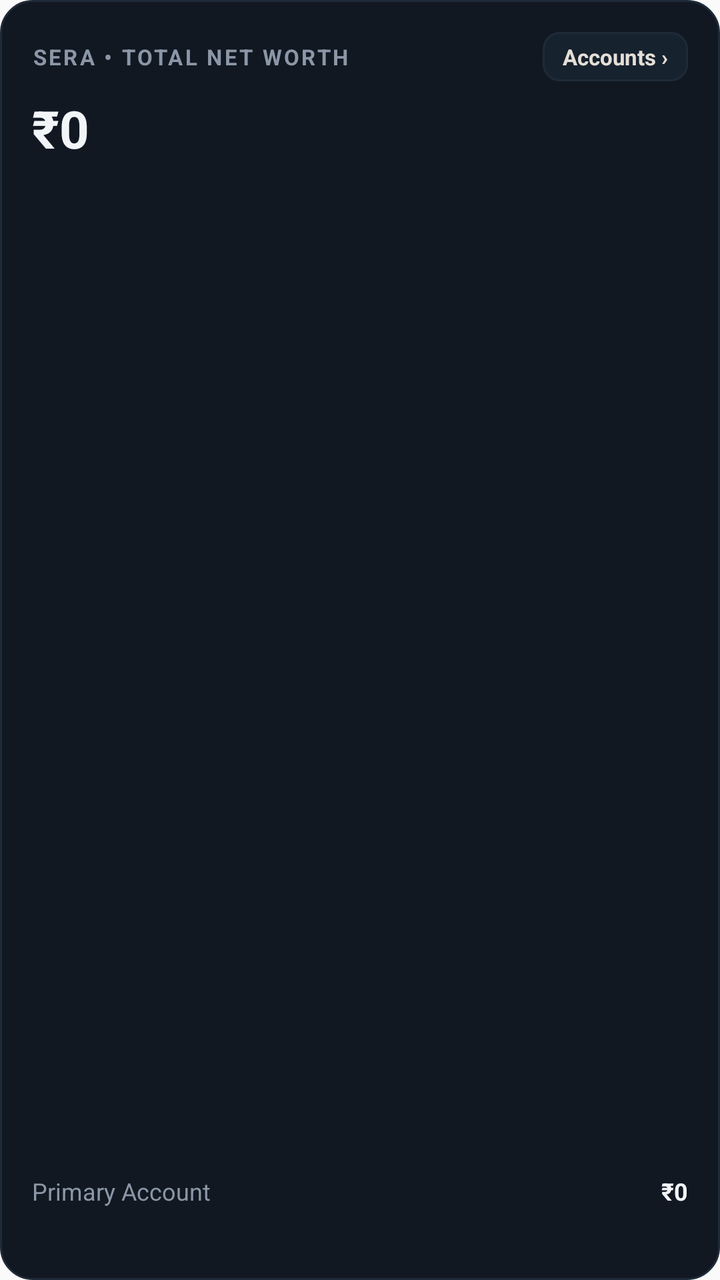
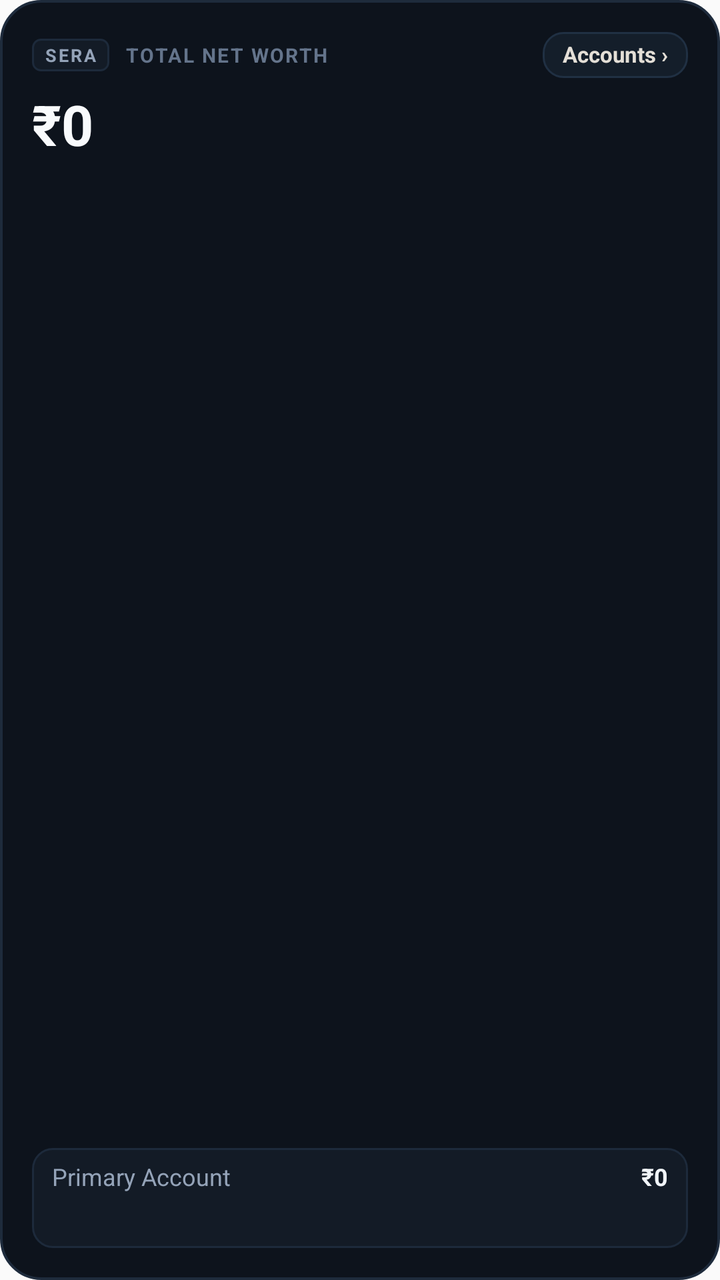

Before-and-after screenshots of an Android layout around one commit, followed by the original layout XML and the change that was made.
<!-- AndroidManifest.xml: application theme AppTheme -->
<!-- res/layout/sera_widget_net_worth.xml -->
<?xml version="1.0" encoding="utf-8"?>
<LinearLayout xmlns:android="http://schemas.android.com/apk/res/android"
    android:id="@+id/widget_net_worth_root"
    android:layout_width="match_parent"
    android:layout_height="match_parent"
    android:background="@drawable/widget_card_bg"
    android:orientation="vertical"
    android:padding="16dp">

    
    <LinearLayout
        android:layout_width="match_parent"
        android:layout_height="wrap_content"
        android:gravity="center_vertical"
        android:orientation="horizontal">

        <TextView
            android:layout_width="0dp"
            android:layout_height="wrap_content"
            android:layout_weight="1"
            android:ellipsize="end"
            android:letterSpacing="0.1"
            android:maxLines="1"
            android:text="SERA • TOTAL NET WORTH"
            android:textColor="#8B97A6"
            android:textSize="11sp"
            android:textStyle="bold" />

        <TextView
            android:id="@+id/btn_net_worth_action"
            android:layout_width="wrap_content"
            android:layout_height="wrap_content"
            android:background="@drawable/widget_button_bg"
            android:maxLines="1"
            android:paddingStart="10dp"
            android:paddingTop="5dp"
            android:paddingEnd="10dp"
            android:paddingBottom="5dp"
            android:text="Accounts ›"
            android:textColor="#E4DFD7"
            android:textSize="11sp"
            android:textStyle="bold" />
    </LinearLayout>

    
    <TextView
        android:id="@+id/widget_net_worth_amount"
        android:layout_width="wrap_content"
        android:layout_height="wrap_content"
        android:layout_marginTop="6dp"
        android:text="₹0"
        android:textColor="#F2F5F8"
        android:textSize="26sp"
        android:textStyle="bold" />

    
    <FrameLayout
        android:layout_width="match_parent"
        android:layout_height="0dp"
        android:layout_weight="1" />

    
    <LinearLayout
        android:layout_width="match_parent"
        android:layout_height="wrap_content"
        android:layout_marginTop="8dp"
        android:orientation="vertical">

        <LinearLayout
            android:layout_width="match_parent"
            android:layout_height="wrap_content"
            android:orientation="horizontal">

            <TextView
                android:id="@+id/widget_acc_name_1"
                android:layout_width="0dp"
                android:layout_height="wrap_content"
                android:layout_weight="1"
                android:ellipsize="end"
                android:maxLines="1"
                android:text="Primary Account"
                android:textColor="#8B97A6"
                android:textSize="12sp" />

            <TextView
                android:id="@+id/widget_acc_bal_1"
                android:layout_width="wrap_content"
                android:layout_height="wrap_content"
                android:maxLines="1"
                android:text="₹0"
                android:textColor="#F2F5F8"
                android:textSize="12sp"
                android:textStyle="bold" />
        </LinearLayout>

        <LinearLayout
            android:layout_width="match_parent"
            android:layout_height="wrap_content"
            android:layout_marginTop="4dp"
            android:orientation="horizontal">

            <TextView
                android:id="@+id/widget_acc_name_2"
                android:layout_width="0dp"
                android:layout_height="wrap_content"
                android:layout_weight="1"
                android:ellipsize="end"
                android:maxLines="1"
                android:text=""
                android:textColor="#8B97A6"
                android:textSize="12sp" />

            <TextView
                android:id="@+id/widget_acc_bal_2"
                android:layout_width="wrap_content"
                android:layout_height="wrap_content"
                android:maxLines="1"
                android:text=""
                android:textColor="#F2F5F8"
                android:textSize="12sp"
                android:textStyle="bold" />
        </LinearLayout>
    </LinearLayout>
</LinearLayout>
<!-- resources referenced by this layout -->
<resources>
  <!-- drawable widget_button_bg (drawable) -->
  <?xml version="1.0" encoding="utf-8"?>
  <shape xmlns:android="http://schemas.android.com/apk/res/android"
      android:shape="rectangle">
      <solid android:color="#17222F" />
      <corners android:radius="8dp" />
      <stroke
          android:width="1dp"
          android:color="#1F2A38" />
  </shape>
  <!-- drawable widget_card_bg (drawable) -->
  <?xml version="1.0" encoding="utf-8"?>
  <shape xmlns:android="http://schemas.android.com/apk/res/android"
      android:shape="rectangle">
      <solid android:color="#111822" />
      <corners android:radius="16dp" />
      <stroke
          android:width="1dp"
          android:color="#1F2A38" />
  </shape>
  <style name="AppTheme" parent="Theme.AppCompat.DayNight.NoActionBar">
          
          <item name="android:editTextBackground">@drawable/rn_edit_text_material</item>
      </style>
  <!-- drawable rn_edit_text_material (drawable) -->
  <?xml version="1.0" encoding="utf-8"?>
  <inset xmlns:android="http://schemas.android.com/apk/res/android"
         android:insetLeft="@dimen/abc_edit_text_inset_horizontal_material"
         android:insetRight="@dimen/abc_edit_text_inset_horizontal_material"
         android:insetTop="@dimen/abc_edit_text_inset_top_material"
         android:insetBottom="@dimen/abc_edit_text_inset_bottom_material"
         >
  
      <selector>
          
          <item android:state_enabled="false" android:drawable="@drawable/abc_textfield_default_mtrl_alpha"/>
          <item android:drawable="@drawable/abc_textfield_activated_mtrl_alpha"/>
      </selector>
  
  </inset>
</resources>

<!-- the commit's change to res/layout/sera_widget_net_worth.xml (unified diff, before → after) -->
@@ -14,23 +14,46 @@
         android:gravity="center_vertical"
         android:orientation="horizontal">
 
-        <TextView
+        <LinearLayout
             android:layout_width="0dp"
             android:layout_height="wrap_content"
             android:layout_weight="1"
-            android:ellipsize="end"
-            android:letterSpacing="0.1"
-            android:maxLines="1"
-            android:text="SERA • TOTAL NET WORTH"
-            android:textColor="#8B97A6"
-            android:textSize="11sp"
-            android:textStyle="bold" />
+            android:gravity="center_vertical"
+            android:orientation="horizontal">
+
+            <TextView
+                android:layout_width="wrap_content"
+                android:layout_height="wrap_content"
+                android:background="@drawable/widget_pill_badge_bg"
+                android:letterSpacing="0.12"
+                android:paddingStart="6dp"
+                android:paddingTop="2dp"
+                android:paddingEnd="6dp"
+                android:paddingBottom="2dp"
+                android:text="SERA"
+                android:textColor="#94A3B8"
+                android:textSize="9sp"
+                android:textStyle="bold" />
+
+            <TextView
+                android:layout_width="wrap_content"
+                android:layout_height="wrap_content"
+                android:layout_marginStart="8dp"
+                android:ellipsize="end"
+                android:letterSpacing="0.08"
+                android:maxLines="1"
+                android:text="TOTAL NET WORTH"
+                android:textColor="#64748B"
+                android:textSize="10sp"
+                android:textStyle="bold" />
+        </LinearLayout>
 
         <TextView
             android:id="@+id/btn_net_worth_action"
             android:layout_width="wrap_content"
             android:layout_height="wrap_content"
-            android:background="@drawable/widget_button_bg"
+            android:background="@drawable/widget_btn_neutral_bg"
+            android:includeFontPadding="false"
             android:maxLines="1"
             android:paddingStart="10dp"
             android:paddingTop="5dp"
@@ -47,10 +70,11 @@
         android:id="@+id/widget_net_worth_amount"
         android:layout_width="wrap_content"
         android:layout_height="wrap_content"
-        android:layout_marginTop="6dp"
+        android:layout_marginTop="8dp"
+        android:includeFontPadding="false"
         android:text="₹0"
-        android:textColor="#F2F5F8"
-        android:textSize="26sp"
+        android:textColor="#F8FAFC"
+        android:textSize="28sp"
         android:textStyle="bold" />
 
     
@@ -64,11 +88,17 @@
         android:layout_width="match_parent"
         android:layout_height="wrap_content"
         android:layout_marginTop="8dp"
-        android:orientation="vertical">
+        android:background="@drawable/widget_item_bg"
+        android:orientation="vertical"
+        android:paddingStart="10dp"
+        android:paddingTop="8dp"
+        android:paddingEnd="10dp"
+        android:paddingBottom="8dp">
 
         <LinearLayout
             android:layout_width="match_parent"
             android:layout_height="wrap_content"
+            android:gravity="center_vertical"
             android:orientation="horizontal">
 
             <TextView
@@ -77,18 +107,20 @@
                 android:layout_height="wrap_content"
                 android:layout_weight="1"
                 android:ellipsize="end"
+                android:includeFontPadding="false"
                 android:maxLines="1"
                 android:text="Primary Account"
-                android:textColor="#8B97A6"
+                android:textColor="#94A3B8"
                 android:textSize="12sp" />
 
             <TextView
                 android:id="@+id/widget_acc_bal_1"
                 android:layout_width="wrap_content"
                 android:layout_height="wrap_content"
+                android:includeFontPadding="false"
                 android:maxLines="1"
                 android:text="₹0"
-                android:textColor="#F2F5F8"
+                android:textColor="#F1F5F9"
                 android:textSize="12sp"
                 android:textStyle="bold" />
         </LinearLayout>
@@ -96,7 +128,8 @@
         <LinearLayout
             android:layout_width="match_parent"
             android:layout_height="wrap_content"
-            android:layout_marginTop="4dp"
+            android:layout_marginTop="6dp"
+            android:gravity="center_vertical"
             android:orientation="horizontal">
 
             <TextView
@@ -105,18 +138,20 @@
                 android:layout_height="wrap_content"
                 android:layout_weight="1"
                 android:ellipsize="end"
+                android:includeFontPadding="false"
                 android:maxLines="1"
                 android:text=""
-                android:textColor="#8B97A6"
+                android:textColor="#94A3B8"
                 android:textSize="12sp" />
 
             <TextView
                 android:id="@+id/widget_acc_bal_2"
                 android:layout_width="wrap_content"
                 android:layout_height="wrap_content"
+                android:includeFontPadding="false"
                 android:maxLines="1"
                 android:text=""
-                android:textColor="#F2F5F8"
+                android:textColor="#F1F5F9"
                 android:textSize="12sp"
                 android:textStyle="bold" />
         </LinearLayout>
<!-- resource entries referenced after the edit -->
@@ -1,24 +1,44 @@
 <!-- resources referenced by this layout -->
 <resources>
-  <!-- drawable widget_button_bg (drawable) -->
+  <!-- drawable widget_btn_neutral_bg (drawable) -->
   <?xml version="1.0" encoding="utf-8"?>
   <shape xmlns:android="http://schemas.android.com/apk/res/android"
       android:shape="rectangle">
-      <solid android:color="#17222F" />
-      <corners android:radius="8dp" />
+      <solid android:color="#141E2A" />
+      <corners android:radius="10dp" />
       <stroke
           android:width="1dp"
-          android:color="#1F2A38" />
+          android:color="#203043" />
   </shape>
   <!-- drawable widget_card_bg (drawable) -->
   <?xml version="1.0" encoding="utf-8"?>
   <shape xmlns:android="http://schemas.android.com/apk/res/android"
       android:shape="rectangle">
-      <solid android:color="#111822" />
-      <corners android:radius="16dp" />
+      <solid android:color="#0D131C" />
+      <corners android:radius="20dp" />
+      <stroke
+          android:width="1.2dp"
+          android:color="#1E2B3C" />
+  </shape>
+  <!-- drawable widget_item_bg (drawable) -->
+  <?xml version="1.0" encoding="utf-8"?>
+  <shape xmlns:android="http://schemas.android.com/apk/res/android"
+      android:shape="rectangle">
+      <solid android:color="#131B26" />
+      <corners android:radius="10dp" />
       <stroke
           android:width="1dp"
-          android:color="#1F2A38" />
+          android:color="#1D2A3B" />
+  </shape>
+  <!-- drawable widget_pill_badge_bg (drawable) -->
+  <?xml version="1.0" encoding="utf-8"?>
+  <shape xmlns:android="http://schemas.android.com/apk/res/android"
+      android:shape="rectangle">
+      <solid android:color="#131B26" />
+      <corners android:radius="4dp" />
+      <stroke
+          android:width="1dp"
+          android:color="#1D2A3B" />
   </shape>
   <style name="AppTheme" parent="Theme.AppCompat.DayNight.NoActionBar">
           
